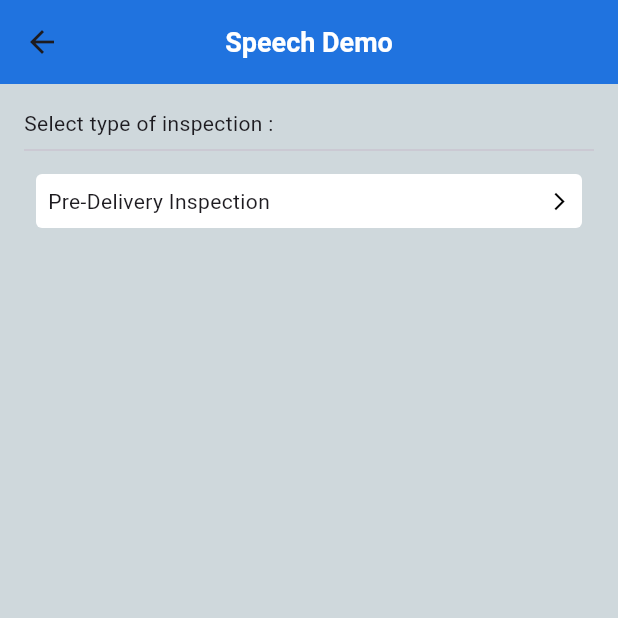
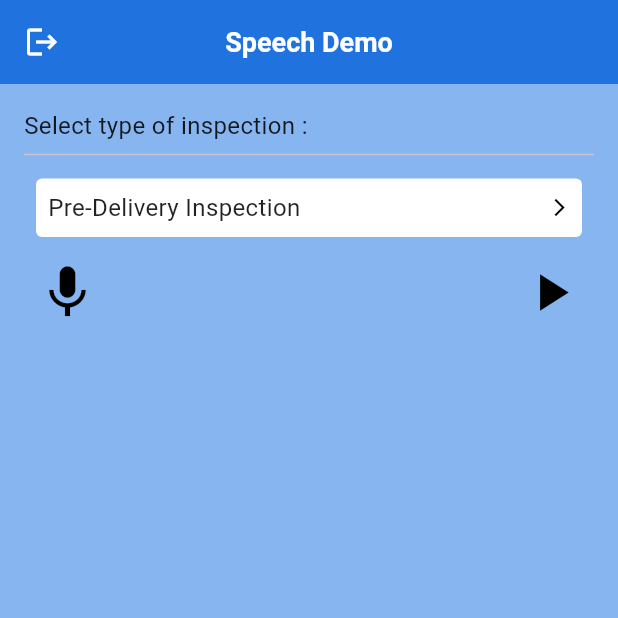
Before and after one commit to ameya730/voice_inspection, a Flutter app: the PageHome screen opened directly, on a phone screen of 412 x 824 dp, the top half of it. Run offline on Flutter 3.47's test engine with Material 3 defaults, Android fonts, the phone set to English and light mode, and no system bars; drawn by our look-alikes of auto_size_text; our stand-ins replace audioplayers, flutter_tts, page_transition, supabase_flutter, wakelock_plus; missing offline and left inert: mobile_scanner, record, vosk_flutter; accounts and stored records are empty; network calls fail.

Commit message:
8Oct2024

```diff
--- /dev/null
+++ b/lib/features/record/services/s_record.dart
@@ -0,0 +1,48 @@
+import 'dart:io';
+
+import 'package:flutter/material.dart';
+import 'package:path_provider/path_provider.dart';
+import 'package:record/record.dart';
+
+class RecordServices with ChangeNotifier {
+  final AudioRecorder _recorder = AudioRecorder();
+  String _tempPath = '';
+  bool _isRecording = false;
+  bool get isRecording => _isRecording;
+  String _finalPath = '';
+  String get finalPath => _finalPath;
+
+  Future<void> initServices() async {
+    _tempPath = (await getTemporaryDirectory()).path;
+  }
+
+  Future<void> toggleRecording() async {
+    _tempPath = (await getTemporaryDirectory()).path;
+    print(_tempPath);
+    // If the recording is currently ongoing, stop it
+    if (await _recorder.isRecording()) {
+      _finalPath = await _recorder.stop() ?? '';
+      print('The final path is $_finalPath');
+      _isRecording = false;
+    }
+
+    // Start the recording
+    else {
+      await _recorder.start(
+        const RecordConfig(encoder: AudioEncoder.wav),
+        path: '$_tempPath/test.wav',
+      );
+      _isRecording = true;
+      print('is it recording ${await _recorder.isRecording()}');
+    }
+    notifyListeners();
+  }
+
+  Future test() async {
+    _tempPath = (await getTemporaryDirectory()).path;
+    bool isExist = await File(finalPath).exists();
+    print('$finalPath $isExist');
+  }
+
+  void disposeService() => _recorder.dispose();
+}
--- /dev/null
+++ b/lib/features/record/widgets/w_record.dart
@@ -0,0 +1,48 @@
+import 'dart:io';
+
+import 'package:audioplayers/audioplayers.dart';
+import 'package:flutter/material.dart';
+import 'package:voice_poc/features/record/services/s_record.dart';
+
+class WDRecord extends StatefulWidget {
+  const WDRecord({super.key});
+
+  @override
+  State<WDRecord> createState() => _WDRecordState();
+}
+
+class _WDRecordState extends State<WDRecord> {
+  final service = RecordServices();
+  final audioPlayer = AudioPlayer();
+
+  @override
+  Widget build(BuildContext context) {
+    return ListenableBuilder(
+      listenable: service,
+      builder: (context, child) => Padding(
+        padding: const EdgeInsets.all(8.0),
+        child: Row(
+          mainAxisAlignment: MainAxisAlignment.spaceBetween,
+          children: [
+            InkWell(
+              onTap: () async => await service.toggleRecording(),
+              child: Icon(
+                service.isRecording ? Icons.mic_off : Icons.mic,
+                size: 42,
+              ),
+            ),
+            InkWell(
+              onTap: () async => await audioPlayer.play(
+                DeviceFileSource(service.finalPath, mimeType: 'wav'),
+              ),
+              child: Icon(
+                Icons.play_arrow,
+                size: 42,
+              ),
+            ),
+          ],
+        ),
+      ),
+    );
+  }
+}
--- a/lib/pages/02_home/home.dart
+++ b/lib/pages/02_home/home.dart
@@ -1,7 +1,10 @@
+import 'package:audioplayers/audioplayers.dart';
 import 'package:flutter/material.dart';
 import 'package:voice_poc/features/bluetooth/f_bluetooth.dart';
+import 'package:voice_poc/features/record/widgets/w_record.dart';
 import 'package:voice_poc/pages/02_home/s_home.dart';
-import 'package:voice_poc/widgets/buttons/button_with_loader.dart';
+import 'package:voice_poc/services/auth/auth_service.dart';
+import 'package:voice_poc/services/routes/c_routes.dart';
 import 'package:voice_poc/widgets/labels/w_label.dart';
 import 'package:voice_poc/widgets/pages/home/w_display_inspection_types.dart';
 
@@ -31,7 +34,27 @@ class _PageHomeState extends State<PageHome> {
   @override
   Widget build(BuildContext context) {
     return Scaffold(
-      appBar: AppBar(title: const Text('Speech Demo')),
+      appBar: AppBar(
+        leading: InkWell(
+          onTap: () async {
+            await AuthService().logOut();
+            if (context.mounted) {
+              Navigator.pushNamedAndRemoveUntil(
+                context,
+                Routes.login.path,
+                (route) => false,
+              );
+            }
+          },
+          child: Icon(
+            Icons.logout,
+            color: Colors.white,
+          ),
+        ),
+        title: const Text(
+          'Speech Demo',
+        ),
+      ),
       body: Padding(
         padding: const EdgeInsets.all(16.0),
         child: ListView(
@@ -39,6 +62,7 @@ class _PageHomeState extends State<PageHome> {
             WDLabel(label: 'Select type of inspection : '),
             const Divider(),
             InspectionTypeCard(),
+            WDRecord(),
           ],
         ),
       ),
--- a/lib/services/themes/constants/base_theme.dart
+++ b/lib/services/themes/constants/base_theme.dart
@@ -3,17 +3,47 @@ import 'package:voice_poc/services/themes/constants/colors.dart';
 
 ThemeData baseTheme = ThemeData(
   textTheme: const TextTheme(
-    displayLarge: TextStyle(
+    headlineLarge: TextStyle(
       fontSize: 18,
       color: Colors.black87,
       fontWeight: FontWeight.w400,
     ),
-    displayMedium: TextStyle(
+    headlineMedium: TextStyle(
       fontSize: 16,
       color: Colors.black87,
       fontWeight: FontWeight.w400,
     ),
+    headlineSmall: TextStyle(
+      fontSize: 14,
+      color: Colors.black87,
+      fontWeight: FontWeight.w400,
+    ),
+    displayLarge: TextStyle(
+      fontSize: 28,
+      color: Colors.black87,
+      fontWeight: FontWeight.w400,
+    ),
+    displayMedium: TextStyle(
+      fontSize: 24,
+      color: Colors.black87,
+      fontWeight: FontWeight.w400,
+    ),
     displaySmall: TextStyle(
+      fontSize: 20,
+      color: Colors.black87,
+      fontWeight: FontWeight.w400,
+    ),
+    bodyLarge: TextStyle(
+      fontSize: 18,
+      color: Colors.black87,
+      fontWeight: FontWeight.w400,
+    ),
+    bodyMedium: TextStyle(
+      fontSize: 16,
+      color: Colors.black87,
+      fontWeight: FontWeight.w400,
+    ),
+    bodySmall: TextStyle(
       fontSize: 14,
       color: Colors.black87,
       fontWeight: FontWeight.w400,
@@ -21,7 +51,7 @@ ThemeData baseTheme = ThemeData(
   ),
   iconTheme: const IconThemeData(size: 16, color: Colors.black),
   primaryColor: Colors.blue.shade800,
-  scaffoldBackgroundColor: Colors.blueGrey.shade100,
+  scaffoldBackgroundColor: const Color(0xFF87B5F0),
   canvasColor: Colors.black.withOpacity(0.65),
   drawerTheme: DrawerThemeData(
     elevation: 2,
@@ -54,6 +84,7 @@ ThemeData baseTheme = ThemeData(
     labelStyle: TextStyle(
       color: AppColors.black.color,
       fontSize: 12,
+      fontWeight: FontWeight.bold,
     ),
     border: InputBorder.none,
     floatingLabelBehavior: FloatingLabelBehavior.always,
--- a/lib/widgets/labels/w_label.dart
+++ b/lib/widgets/labels/w_label.dart
@@ -2,9 +2,17 @@ import 'package:auto_size_text/auto_size_text.dart';
 import 'package:flutter/material.dart';
 
 class WDLabel extends StatelessWidget {
-  const WDLabel({super.key, required this.label, this.isFlexible});
+  const WDLabel({
+    super.key,
+    required this.label,
+    this.isFlexible,
+    this.style,
+    this.textAlign,
+  });
   final String label;
   final bool? isFlexible;
+  final TextStyle? style;
+  final TextAlign? textAlign;
 
   @override
   Widget build(BuildContext context) {
@@ -12,6 +20,10 @@ class WDLabel extends StatelessWidget {
       return Flexible(child: AutoSizeText(label));
     }
 
-    return AutoSizeText(label);
+    return AutoSizeText(
+      label,
+      style: style,
+      textAlign: textAlign,
+    );
   }
 }
--- a/pubspec.yaml
+++ b/pubspec.yaml
@@ -43,6 +43,9 @@ dependencies:
   vosk_flutter: ^0.3.48
   mobile_scanner: ^5.2.3
   wakelock_plus: ^1.2.8
+  record: ^5.1.2
+  path_provider: ^2.1.4
+  audioplayers: ^6.1.0
 
 dev_dependencies:
   flutter_test:
```
Also changed, not shown: lib/features/speech_to_text/services/s_speech_to_text.dart (+5 -2 lines), lib/pages/01_login/login.dart (+13 -0 lines), lib/pages/03_pre_delivery/inspect_pre_delivery.dart (+9 -5 lines), lib/pages/03_pre_delivery/s_pre_delivery.dart (+5 -7 lines), lib/widgets/labels/w_title_label.dart (added, +16 -0 lines), pubspec.lock, 5 other files.
